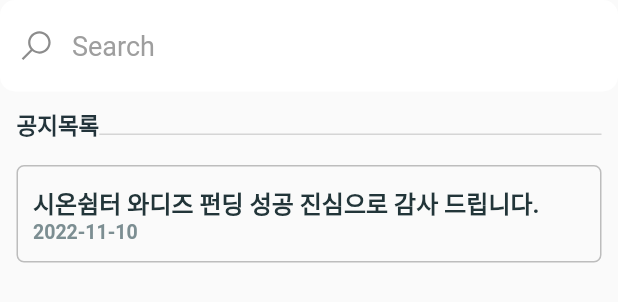
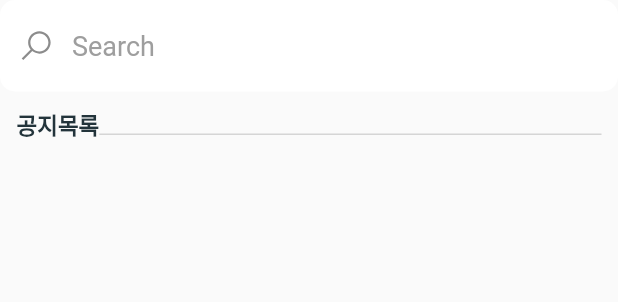
Before and after one commit to YooJEYI/shion_mobile, a Flutter app: the NoticeScreen widget shown alone on an empty page, opened directly, on a phone screen of 412 x 824 dp. Shown: the top 302 px of the screen. Run offline on Flutter 3.47's test engine with Material 2 defaults, Android fonts, the phone set to English and light mode, and no system bars; our stand-ins replace dio, infinite_scroll_pagination, line_awesome_flutter, retrofit, youtube_player_flutter; missing offline and left inert: mailto, mysql1; generated files the repository leaves out were written again; network calls fail.

Commit message:
공지사항

```diff
--- a/lib/model/notice_info.dart
+++ b/lib/model/notice_info.dart
@@ -7,14 +7,23 @@ class NoticeInfo {
   NoticeInfo({
     this.boardId,
     this.boardTitle,
-    this.createDate,
+    this.boardCreateDate,
     this.rnum
   });
 
-  final int? rnum;
-  final int? boardId;
+  final String? rnum;
+  final String? boardId;
   final String? boardTitle;
-  final String? createDate;
+  final String? boardCreateDate;
+
+  @override
+  String toString() {
+    return 'NoticeInfo{boardId: $boardId, boardTitle: $boardTitle, boardCreateDate: $boardCreateDate, rnum: $rnum, }';
+  }
+
+
+
+
 
   factory NoticeInfo.fromJson(Map<String, dynamic> json) => _$NoticeInfoFromJson(json);
 
--- a/lib/restclient.dart
+++ b/lib/restclient.dart
@@ -10,7 +10,7 @@ part 'restclient.g.dart';
 abstract class RestClient {
   factory RestClient(Dio dio, {String baseUrl}) = _RestClient;
 
-  @GET('/board')
+  @GET('/mobile/board')
   Future<List<NoticeInfo>> getNoticeList();
 
   @GET('/board/boardDetail?boardId={boardId}')
--- a/lib/main.dart
+++ b/lib/screen/main.dart
@@ -10,11 +10,11 @@ import 'package:zion_shel/screen/notice_screen.dart';
 import 'package:zion_shel/screen/star_list.dart';
 import 'package:zion_shel/screen/support.dart';
 import 'package:zion_shel/screen/video_list.dart';
-import 'home.dart';
-import 'screen/volunteer.dart';
+import '../home.dart';
+import 'volunteer.dart';
 import 'package:mailto/mailto.dart';
 
-import 'splash.dart';
+import '../splash.dart';
 
 
 void main() {
--- a/lib/screen/notice_screen.dart
+++ b/lib/screen/notice_screen.dart
@@ -25,14 +25,14 @@ class _NoticeScreenState extends State<NoticeScreen> {
   @override
   void initState(){
     super.initState();
+
     Dio dio = Dio();
-
     client = RestClient(dio);
 
     Future.microtask(() async {
       final resp = await client.getNoticeList();
 
-      print(resp.toString());
+      print(resp);
     });
   }
 
@@ -48,7 +48,6 @@ class _NoticeScreenState extends State<NoticeScreen> {
 
   @override
   Widget build(BuildContext context) {
-
     return Column(
       children: [
         Flexible(
@@ -87,30 +86,23 @@ class _NoticeScreenState extends State<NoticeScreen> {
             ],
           ),
         ),
-        Container(
-          margin: const EdgeInsets.symmetric(horizontal: 11, vertical: 5),
-          alignment: Alignment.topLeft,
-          width: double.infinity,
-          decoration: BoxDecoration(
-            border: Border.all(
-              color: Colors.grey.shade400,
-              width: 1,
-            ),
-            borderRadius: BorderRadius.circular(5)
-          ),
-          child:
-
-            Container(
-            margin: EdgeInsets.only(left: 10,top: 12, bottom: 12, right: 30),
-            child :Column(
-            crossAxisAlignment: CrossAxisAlignment.start,
-            children: [
-              Text("시온쉼터 와디즈 펀딩 성공 진심으로 감사 드립니다.", style: TextStyle(fontSize: 16, fontWeight: FontWeight.bold, color: Color(0xff223539)),),
-              Text("2022-11-10", style: TextStyle(fontSize: 13, fontWeight: FontWeight.bold, color: Color(0xff275888C)))
-            ],
-            )
-          )
-        ),
+        // Container(
+        //   margin: const EdgeInsets.symmetric(horizontal: 11, vertical: 5),
+        //   alignment: Alignment.topLeft,
+        //   width: double.infinity,
+        //   decoration: BoxDecoration(
+        //     border: Border.all(
+        //       color: Colors.grey.shade400,
+        //       width: 1,
+        //     ),
+        //     borderRadius: BorderRadius.circular(5)
+        //   ),
+        //   child:
+        //     Container(
+        //     margin: EdgeInsets.only(left: 10,top: 12, bottom: 12, right: 30),
+        //     child :
+        //   )
+        // ),
       ],
     );
   }
```
Also changed, not shown: lib/screen/notice_detail_screen.dart (+109 -109 lines), 1 other file.
